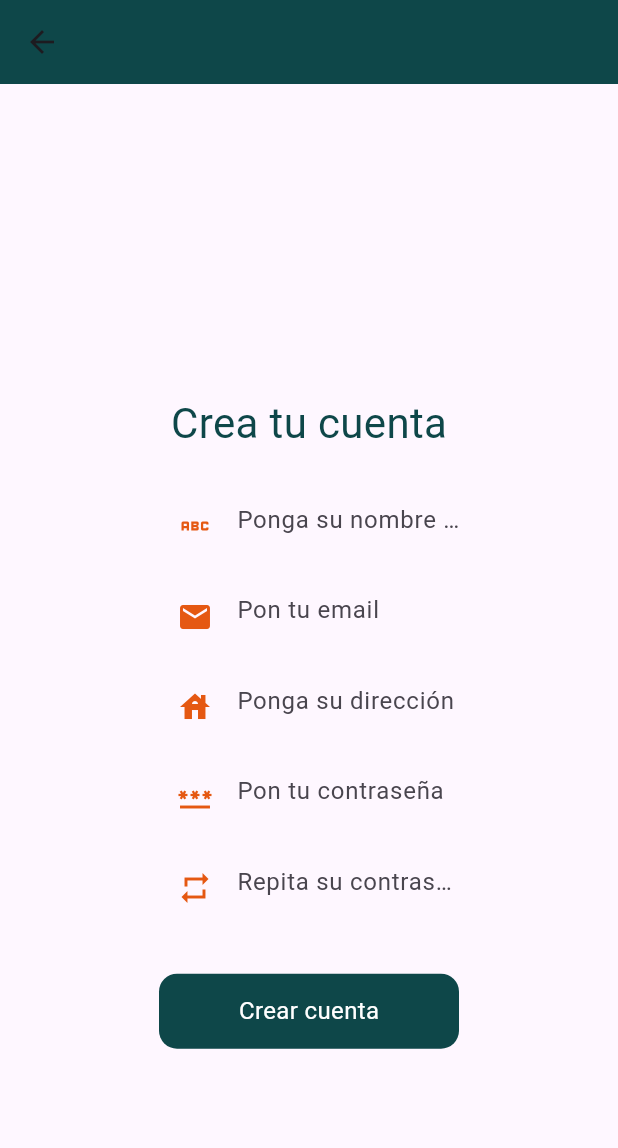
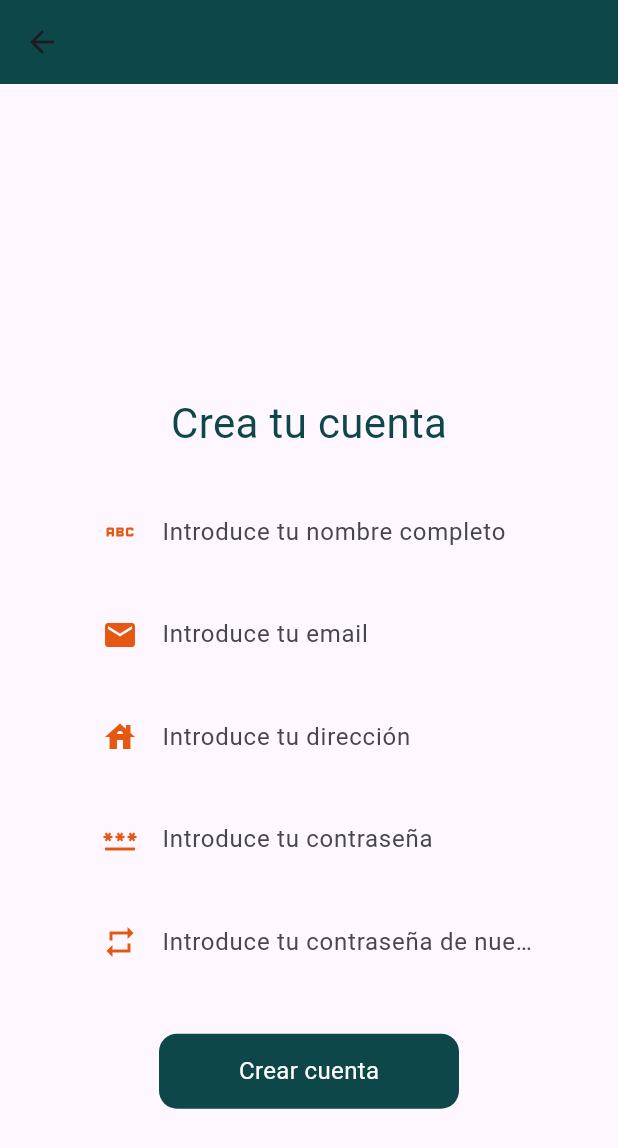
Before and after one commit to vstrom650xt/ecommerceFlutter, a Flutter app: the SignIn screen opened directly, on a phone screen of 412 x 824 dp. Shown: the top 1148 px of the screen. Run offline on Flutter 3.47's test engine with Material 3 defaults, Android fonts, the phone set to English and light mode, and no system bars; our stand-ins replace firebase_auth, firebase_core, flutter_svg, getwidget, go_router, google_sign_in; missing offline and left inert: flutter_facebook_auth; accounts and stored records are empty; generated files the repository leaves out were written again; network calls fail; Roboto replaces fonts that are missing (Sans Serif).

Commit message:
mejoras home

```diff
--- a/lib/constant/baseurls.dart
+++ b/lib/constant/baseurls.dart
@@ -5,3 +5,8 @@ class BaseUrls{
 }
 
 //https://raw.githubusercontent.com/vstrom650xt/imagenesFlutter/main/productos/teclado/1132-razer-blackwidow-v3-tenkeyless-teclado-gaming-retroiluminado-yellow-switch.webp
+
+//https://raw.githubusercontent.com/vstrom650xt/imagenesFlutter/main/productos/raton/raton1.jpeg
+
+
+//https://vstrom650xt.github.io/imagenesFlutter/productos/pantallas/pantalla1.png
--- a/lib/l10n/app_es.arb
+++ b/lib/l10n/app_es.arb
@@ -5,17 +5,20 @@
     "cart" : "Carrito",
     "lets" : "Vámos a ",
     "signing" : "Iniciar sesión",
-    "enterEmail": "Pon tu email",
-    "enterPassword": "Pon tu contraseña",
-    "repeatPassword": "Repita su contraseña",
+    "putEmail": "Introduce tu email",
+    "putPassword": "Introduce tu contraseña",
+    "repeatPassword": "Introduce tu contraseña de nuevo",
     "forgotPassword": "¿Has olvidado tu contraseña?",
     "createAccount": "Crea tu cuenta",
     "enter": "Entrar",
-    "putAddress": "Ponga su dirección",
-    "putName": "Ponga su nombre completo",
-    "close": "Cerrar"
-
-
+    "putAddress": "Introduce tu dirección",
+    "putName": "Introduce tu nombre completo",
+    "close": "Cerrar",
+    "name": "Nombre",
+    "email": "Email",
+    "address": "Dirección",
+    "password": "Contraseña",
+    "passwordTooltip": "* La contraseña debe tener al menos 8 caracteres \n* Al menos una letra mayúscula\n* Al menos una letra minúscula\n* Al menos un dígito\n* Al menos un carácter especial (e.g. !@#%^&*)"
 
 
 
--- a/lib/main.dart
+++ b/lib/main.dart
@@ -24,6 +24,7 @@ class MyApp extends StatelessWidget {
   @override
   Widget build(BuildContext context) {
     return MaterialApp(
+        debugShowCheckedModeBanner: false, // Aquí establece debugShowCheckedModeBanner en false
         title: 'Flutter Demo',
         theme: ThemeData(
           colorScheme: ColorScheme.fromSeed(seedColor: Colors.deepPurple),
@@ -37,7 +38,7 @@ class MyApp extends StatelessWidget {
           GlobalWidgetsLocalizations.delegate,
           GlobalCupertinoLocalizations.delegate,
         ],
-        home: LoginScreen() ////////////////
+        home: HomeScreen() ////////////////
         //const MyHomePage(title: 'hello'),
         );
   }
--- a/lib/screens/sigin/ControllerSignIn.dart
+++ b/lib/screens/sigin/ControllerSignIn.dart
@@ -113,8 +113,7 @@ class ControllerSignIn {
       }
     } catch (error) {
       String errorMessage = error.toString();
-      // Handle error
-      // ...
+
       print(errorMessage);
     }
   }
--- a/lib/screens/sigin/SignIn.dart
+++ b/lib/screens/sigin/SignIn.dart
@@ -26,7 +26,7 @@ class SignIn extends StatelessWidget {
     ];
 
     return Scaffold(
-      appBar: ResponsiveWidget.isSmallScreen(context)
+      appBar: ResponsiveWidget.isSmallScreen(context) || ResponsiveWidget.isMediumScreen(context)
           ? AppBar(backgroundColor: AppColors.MIDNIGHTGREEN)
           : null,
       // Añadir AppBar solo en smallscreen
--- a/lib/widgets/home/home_header.dart
+++ b/lib/widgets/home/home_header.dart
@@ -18,14 +18,14 @@ class HomeHeader extends StatelessWidget {
           const Expanded(child: SearchField()),
           const SizedBox(width: 16),
           IconBtnWithCounter(
-            svgSrc: "assets/icons/Cart Icon.svg",
-            press: () => Navigator.pushNamed(context,''),
+            press: () => Navigator.pushNamed(context, ''),
+            icon: Icons.shopping_cart,
           ),
           const SizedBox(width: 8),
           IconBtnWithCounter(
-            svgSrc: "assets/icons/Bell.svg",
             numOfitem: 3,
             press: () {},
+            icon: Icons.notifications,
           ),
         ],
       ),
--- a/lib/widgets/home/search_field.dart
+++ b/lib/widgets/home/search_field.dart
@@ -12,15 +12,15 @@ class SearchField extends StatelessWidget {
     return Form(
       child: TextFormField(
         onChanged: (value) {},
-        decoration: InputDecoration(
+        decoration: const InputDecoration(
           filled: true,
           contentPadding:
-              const EdgeInsets.symmetric(horizontal: 16, vertical: 8),
+              EdgeInsets.symmetric(horizontal: 16, vertical: 8),
           border: searchOutlineInputBorder,
           focusedBorder: searchOutlineInputBorder,
           enabledBorder: searchOutlineInputBorder,
           hintText: "Search product",
-          prefixIcon: const Icon(Icons.search),
+          prefixIcon: Icon(Icons.search),
         ),
       ),
     );
--- a/lib/widgets/home/section_title.dart
+++ b/lib/widgets/home/section_title.dart
@@ -1,3 +1,4 @@
+import 'package:ecommerce/constant/AppColors.dart';
 import 'package:flutter/material.dart';
 
 class SectionTitle extends StatelessWidget {
@@ -20,7 +21,7 @@ class SectionTitle extends StatelessWidget {
           style: const TextStyle(
             fontSize: 16,
             fontWeight: FontWeight.w600,
-            color: Colors.black,
+            color: AppColors.PERSIMON,
           ),
         ),
         TextButton(
--- a/lib/widgets/shared/CustomTextForm.dart
+++ b/lib/widgets/shared/CustomTextForm.dart
@@ -6,6 +6,8 @@ class CustomTextForm extends StatelessWidget {
   final IconData iconData;
   final bool obscureText;
   final TextEditingController controller;
+  final String label;
+  final String tooltipText;
 
   const CustomTextForm({
     Key? key,
@@ -13,6 +15,7 @@ class CustomTextForm extends StatelessWidget {
     required this.iconData,
     required this.obscureText,
     required this.controller,
+    required this.label, required this.tooltipText,
   }) : super(key: key);
 
   @override
@@ -22,11 +25,15 @@ class CustomTextForm extends StatelessWidget {
       obscureText: obscureText,
       decoration: InputDecoration(
         border: InputBorder.none,
-        prefixIcon: Icon(
-          iconData,
-          color: AppColors.PERSIMON,
+        prefixIcon: Tooltip(
+          message: tooltipText,
+          child: Icon(
+            iconData,
+            color: AppColors.PERSIMON,
+          ),
         ),
         hintText: text,
+        labelText: label,
       ),
       onChanged: (value) {},
     );
--- a/lib/widgets/sigin/SignInForm.dart
+++ b/lib/widgets/sigin/SignInForm.dart
@@ -28,61 +28,72 @@ class SignInForm extends StatelessWidget {
             SizedBox(height: height * 0.015),
             Center(
               child: SizedBox(
-                width: 200,
+                width: 300,
                 child: CustomTextForm(
-                  text: AppLocalizations.of(context)!.putName,
+                  text: '',
                   iconData: Icons.abc,
                   obscureText: false,
                   controller: list[0],
+                  label: AppLocalizations.of(context)!.putName,
+                  tooltipText: '',
                 ),
               ),
             ),
             SizedBox(height: height * 0.015),
             Center(
               child: SizedBox(
-                width: 200,
+                width: 300,
                 child: CustomTextForm(
-                  text: AppLocalizations.of(context)!.enterEmail,
+                  text: '',
                   iconData: Icons.email,
                   obscureText: false,
                   controller: list[1],
+                  label: AppLocalizations.of(context)!.putEmail,
+                  tooltipText: '',
                 ),
               ),
             ),
             SizedBox(height: height * 0.015),
             Center(
               child: SizedBox(
-                width: 200,
+                width: 300,
                 child: CustomTextForm(
-                  text: AppLocalizations.of(context)!.putAddress,
+                  text: '',
                   iconData: Icons.house,
                   obscureText: false,
                   controller: list[2],
+                  label: AppLocalizations.of(context)!.putAddress,
+                  tooltipText: '',
                 ),
               ),
             ),
             SizedBox(height: height * 0.015),
             Center(
               child: SizedBox(
-                width: 200,
+                width: 300,
                 child: CustomTextForm(
-                  text: AppLocalizations.of(context)!.enterPassword,
+                  text: '',
                   iconData: Icons.password,
                   obscureText: true,
                   controller: list[3],
+                  label: AppLocalizations.of(context)!.putPassword,
+                  tooltipText: AppLocalizations.of(context)!
+                      .passwordTooltip
+        .replaceAll('\\n', '\n'),
                 ),
               ),
             ),
             SizedBox(height: height * 0.015),
             Center(
               child: SizedBox(
-                width: 200,
+                width: 300,
                 child: CustomTextForm(
-                  text: AppLocalizations.of(context)!.repeatPassword,
-                  iconData: Icons.repeat,
-                  obscureText: true,
-                  controller: list[4],
-                ),
+                    text: '',
+                    iconData: Icons.repeat,
+                    obscureText: true,
+                    controller: list[4],
+                    label: AppLocalizations.of(context)!.repeatPassword,
+                    tooltipText:''),
               ),
             ),
             SizedBox(height: height * 0.04),
```
Also changed, not shown: lib/apicalls/category/ApiCategory.dart (added, +25 -0 lines), lib/l10n/app_en.arb (+13 -14 lines), lib/model/Category.dart (added, +19 -0 lines), lib/screens/home/home_screen.dart (+65 -4 lines), lib/widgets/home/categories.dart (+52 -18 lines), lib/widgets/home/discount_banner.dart (+20 -3 lines), lib/widgets/home/icon_btn_with_counter.dart (+12 -9 lines), lib/widgets/home/special_offers.dart (+21 -8 lines), lib/widgets/login/LoginForm.dart (+4 -4 lines).
